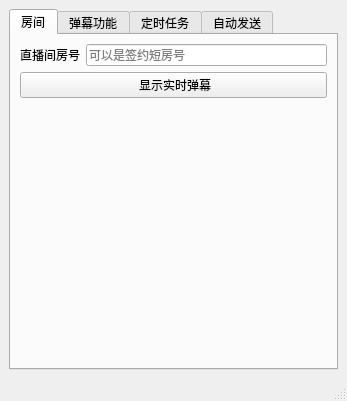
This is mainwindow.ui in iwxyi/Bilibili-MagicalDanmaku as Qt 5 draws it before an edit. The edited form follows.
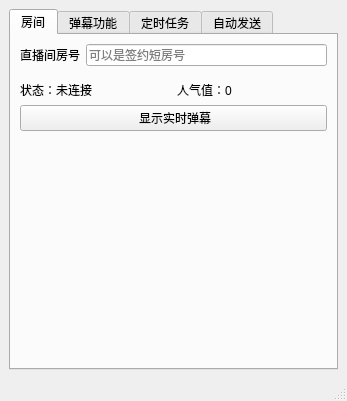
This is the edited form.

```diff
--- a/mainwindow.ui
+++ b/mainwindow.ui
@@ -46,6 +46,27 @@
           </item>
          </layout>
         </item>
+        <item>
+         <layout class="QHBoxLayout" name="horizontalLayout_12">
+          <property name="topMargin">
+           <number>9</number>
+          </property>
+          <item>
+           <widget class="QLabel" name="connectStateLabel">
+            <property name="text">
+             <string>状态：未连接</string>
+            </property>
+           </widget>
+          </item>
+          <item>
+           <widget class="QLabel" name="popularityLabel">
+            <property name="text">
+             <string>人气值：0</string>
+            </property>
+           </widget>
+          </item>
+         </layout>
+        </item>
         <item>
          <layout class="QHBoxLayout" name="horizontalLayout_3">
           <property name="topMargin">
```
Left out of the diff: 36 changed lines with no effect on the pictures.
